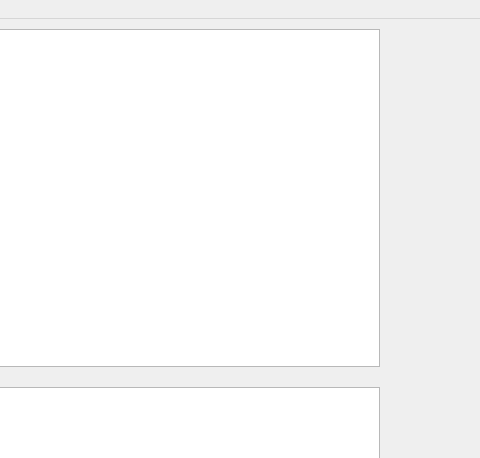
This is window.ui in StepanTWL/mPDK as Qt 5 draws it before an edit; both pictures show x 616 to 1096 and y 0 to 458 of the 1096 by 588 pixel window. The edited form follows.
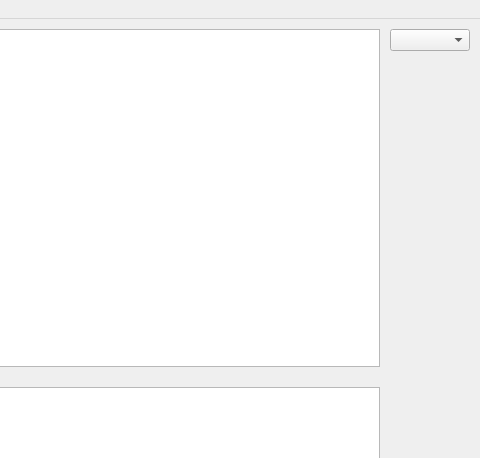
This is the edited form.

What changed in the file:
```diff
--- a/window.ui
+++ b/window.ui
@@ -163,6 +163,30 @@
       </item>
      </layout>
     </item>
+    <item row="0" column="1">
+     <layout class="QVBoxLayout" name="verticalLayout_4">
+      <item>
+       <widget class="QComboBox" name="comboBox">
+        <property name="modelColumn">
+         <number>0</number>
+        </property>
+       </widget>
+      </item>
+      <item>
+       <spacer name="verticalSpacer_2">
+        <property name="orientation">
+         <enum>Qt::Vertical</enum>
+        </property>
+        <property name="sizeHint" stdset="0">
+         <size>
+          <width>20</width>
+          <height>40</height>
+         </size>
+        </property>
+       </spacer>
+      </item>
+     </layout>
+    </item>
    </layout>
   </widget>
   <widget class="QStatusBar" name="statusbar"/>
```
